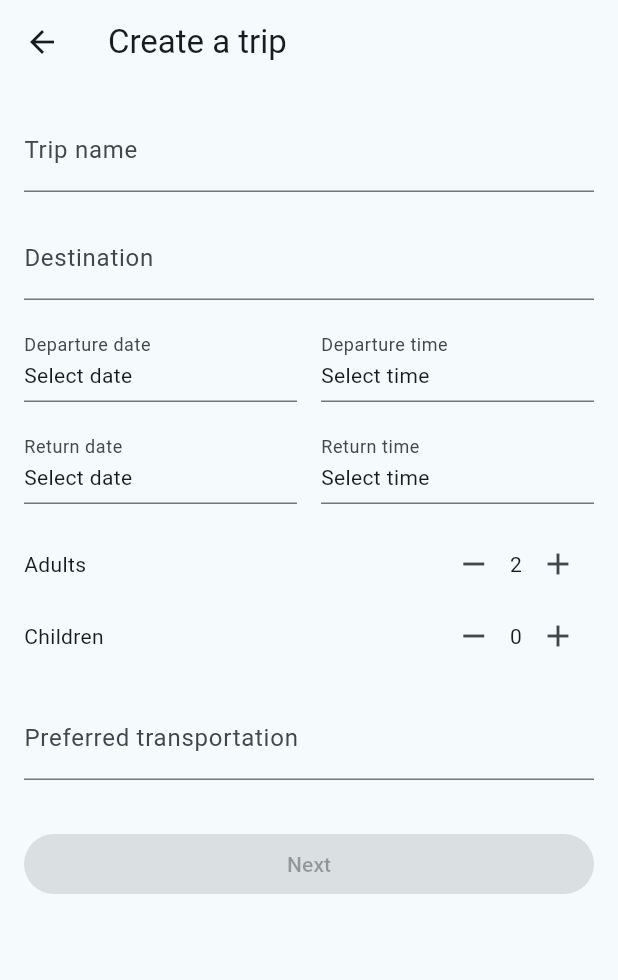
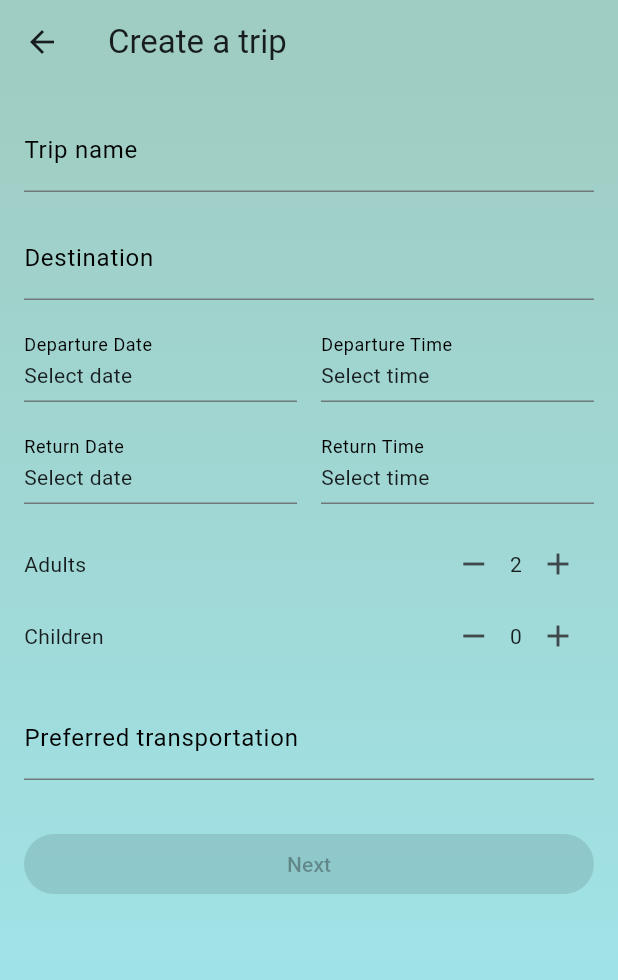
Before and after one commit to 3-4-glasses/TripPing, a Flutter app: the EventSelection screen opened directly, item 2 of the bottom bar chosen, after a tap on the "add" icon, on a phone screen of 412 x 824 dp. Shown: the top 980 px of the screen. Run offline on Flutter 3.47's test engine with Material 3 defaults, Android fonts, the phone set to English and light mode, and no system bars; our stand-ins replace firebase_auth, firebase_core, flutter_dotenv, google_sign_in, table_calendar; accounts and stored records are empty; network calls fail.

Commit message:
UI x4 (good luck)

```diff
--- a/frontend/lib/pages/event_selection.dart
+++ b/frontend/lib/pages/event_selection.dart
@@ -20,7 +20,20 @@ class EventSelection extends StatelessWidget {
       builder: (context, globalTripData, child) {
         final List<Trip> availableTrips = globalTripData.tripData.trips.value;
         return Scaffold(
-          body: SafeArea(
+          body: Container(
+            width: double.infinity,
+            height: double.infinity,
+            decoration: const BoxDecoration(
+              gradient: LinearGradient(
+                colors: [
+              Color(0xFFA0CDC3),
+              Color(0xFFA0E9F2),
+                ],
+                begin: Alignment.topCenter,
+                end: Alignment.bottomCenter,
+              ),
+            ),
+          child: SafeArea(
             child: CustomScrollView(
               slivers: [
                 SliverAppBar(
@@ -44,6 +57,7 @@ class EventSelection extends StatelessWidget {
                 ),
               ],
             ),
+          ),
           ),
           bottomNavigationBar: _buildBottomNavigationBar(context),
         );
--- a/frontend/lib/pages/general_question.dart
+++ b/frontend/lib/pages/general_question.dart
@@ -193,10 +193,26 @@ class _GeneralQuestionState extends State<GeneralQuestion> {
   Widget build(BuildContext context) {
     return Scaffold(
       appBar: AppBar(
+        elevation: 0,
+        backgroundColor: Color(0xFFA0CDC3),
         title: Text("Create a trip"),
         leading: IconButton(onPressed: _showSaveDiscardDialog, icon: Icon(Icons.arrow_back)),
       ),
-      body: SingleChildScrollView(
+      body: Container(
+        width: double.infinity,
+        height: double.infinity,
+        decoration: const BoxDecoration(
+          gradient: LinearGradient(
+            colors: [
+              Color(0xFFA0CDC3),
+              Color(0xFFA0E9F2),
+            ],
+            begin: Alignment.topCenter,
+            end: Alignment.bottomCenter,
+          ),
+        ),
+      child: SafeArea(
+        child: SingleChildScrollView(
         padding: EdgeInsets.all(16.0),
         child: Form(
           key: _formKey,
@@ -205,13 +221,23 @@ class _GeneralQuestionState extends State<GeneralQuestion> {
             children: <Widget>[
               TextFormField(
                 controller: _tripNameController,
-                decoration: InputDecoration(labelText: 'Trip name'),
+                  decoration: InputDecoration(
+                  labelText: 'Trip name',
+                  labelStyle: TextStyle(
+                    color: Colors.black,
+                  )
+                  ),
                 onChanged: (_) => _checkIfAllFieldsFilled(),
               ),
               SizedBox(height: 16.0,),
               TextFormField(
                 controller: _destinationController,
-                decoration: InputDecoration(labelText: 'Destination'),
+                  decoration: InputDecoration(
+                  labelText: 'Destination',
+                  labelStyle: TextStyle(
+                    color: Colors.black,
+                  )
+                  ),
                 onChanged: (_) => _checkIfAllFieldsFilled(),
               ),
               SizedBox(height: 16.0,),
@@ -221,7 +247,12 @@ class _GeneralQuestionState extends State<GeneralQuestion> {
                     child: InkWell(
                       onTap: () => _selectDepartureDate(context),
                       child: InputDecorator(
-                        decoration: InputDecoration(labelText: 'Departure date'),
+                        decoration: InputDecoration(
+                          labelText: 'Departure Date',
+                          labelStyle: TextStyle(
+                            color: Colors.black,
+                          )
+                          ),
                         child: Text(_departureDate == null ? 'Select date' : DateFormat('yyyy-MM-dd').format(_departureDate!))
                       ),
                     ),
@@ -231,7 +262,12 @@ class _GeneralQuestionState extends State<GeneralQuestion> {
                     child: InkWell(
                       onTap: () => _selectDepartureTime(context),
                       child: InputDecorator(
-                        decoration: InputDecoration(labelText: "Departure time"),
+                        decoration: InputDecoration(
+                          labelText: 'Departure Time',
+                          labelStyle: TextStyle(
+                            color: Colors.black,
+                          )
+                          ),
                         child: Text(_departureTime == null ? 'Select time' : _departureTime!.format(context)),
                       )
                     ),
@@ -245,7 +281,12 @@ class _GeneralQuestionState extends State<GeneralQuestion> {
                     child: InkWell(
                       onTap: () => _selectReturnDate(context),
                       child: InputDecorator(
-                        decoration: InputDecoration(labelText: 'Return date'),
+                        decoration: InputDecoration(
+                          labelText: 'Return Date',
+                          labelStyle: TextStyle(
+                            color: Colors.black,
+                          )
+                          ),
                         child: Text(_returnDate == null ? 'Select date' : DateFormat('yyyy-MM-dd').format(_returnDate!))
                       ),
                     ),
@@ -255,7 +296,12 @@ class _GeneralQuestionState extends State<GeneralQuestion> {
                     child: InkWell(
                       onTap: () => _selectReturnTime(context),
                       child: InputDecorator(
-                        decoration: InputDecoration(labelText: "Return time"),
+                        decoration: InputDecoration(
+                          labelText: 'Return Time',
+                          labelStyle: TextStyle(
+                            color: Colors.black,
+                          )
+                          ),
                         child: Text(_returnTime == null ? 'Select time' : _returnTime!.format(context)),
                       )
                     ),
@@ -293,7 +339,10 @@ class _GeneralQuestionState extends State<GeneralQuestion> {
               TextFormField(
                 controller: _transportationController,
                 decoration: InputDecoration(
-                  labelText: 'Preferred transportation'
+                  labelText: 'Preferred transportation',
+                  labelStyle: TextStyle(
+                    color: Colors.black,
+                  )
                 ),
                 onChanged: (_) => _checkIfAllFieldsFilled(),
               ),
@@ -305,7 +354,9 @@ class _GeneralQuestionState extends State<GeneralQuestion> {
             ],
           )
         ),
-      )
+      ),
+      ),
+      ),
     );
   }
 }
--- a/frontend/lib/pages/reminders.dart
+++ b/frontend/lib/pages/reminders.dart
@@ -118,6 +118,8 @@ class _RemindersPageState extends State<RemindersPage> {
 
     return Scaffold(
       appBar: AppBar(
+        elevation: 0,
+        backgroundColor: Colors.transparent,
         title: const Text('Reminders'),
         actions: [
           // No Clear Completed.
```
Also changed, not shown: frontend/lib/pages/add_expenses.dart (+21 -3 lines), frontend/lib/pages/calendar.dart (+19 -1 lines), frontend/lib/pages/calendar_edit.dart (+19 -1 lines), frontend/lib/pages/expenses.dart (+21 -1 lines), frontend/lib/pages/main_page.dart (+25 -2 lines), frontend/lib/pages/map_page.dart (+19 -1 lines), frontend/lib/pages/personalized_question.dart (+18 -2 lines), frontend/pubspec.lock.
